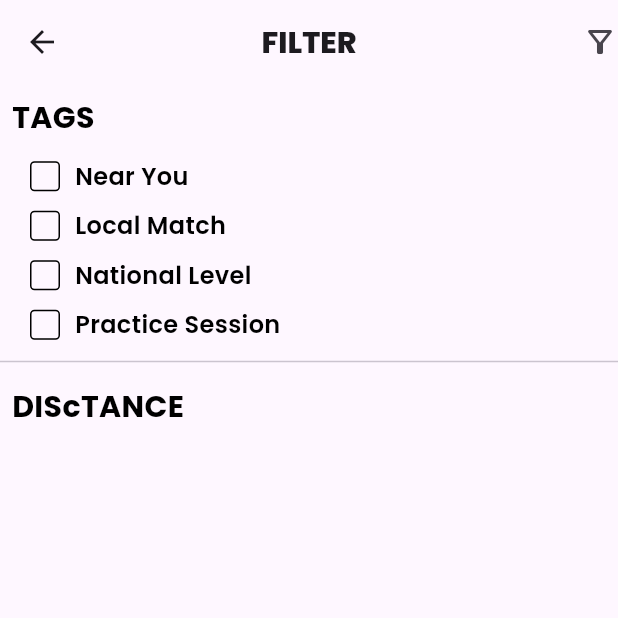
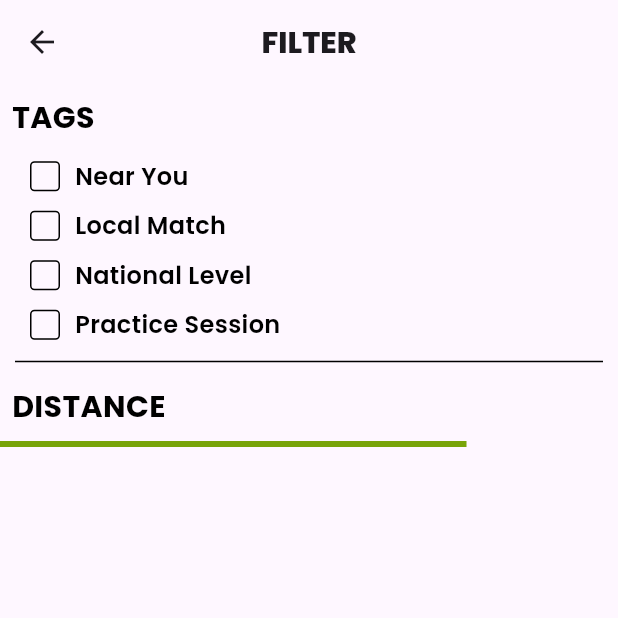
Before and after one commit to nidhamkacha/boxcricket, a Flutter app: the screen it shows after launch, on a phone screen of 412 x 824 dp, the top half of it. Run offline on Flutter 3.47's test engine with Material 3 defaults, Android fonts, the phone set to English and light mode, and no system bars; our stand-ins replace google_fonts.

Commit message:
20-2-24
Signed-off-by: Nidham Kacha <nidham78@gmail.com>

```diff
--- a/lib/EventsScreen/Filter_Screen.dart
+++ b/lib/EventsScreen/Filter_Screen.dart
@@ -19,7 +19,6 @@ class _FilterScreenState extends State<FilterScreen> {
           "FILTER",
           style: GoogleFonts.poppins(fontSize: 20, fontWeight: FontWeight.w800),
         ),
-        actions: [Icon(Icons.filter_alt_outlined)],
       ),
       body: Column(
         crossAxisAlignment: CrossAxisAlignment.start,
@@ -126,17 +125,26 @@ class _FilterScreenState extends State<FilterScreen> {
               ],
             ),
           ),
-          Divider(),
+          Divider(
+            indent: 10,
+            endIndent: 10,
+            color: Colors.black,
+          ),
           Padding(
             padding: const EdgeInsets.all(8.0),
             child: Text(
-              "DIScTANCE",
+              "DISTANCE",
               style: GoogleFonts.poppins(
                   color: Colors.black,
                   fontSize: 20,
                   fontWeight: FontWeight.w700),
             ),
           ),
+          Container(
+            height: 4,
+            width: 311,
+            color: Color(0XFF78A408),
+          )
         ],
       ),
     );
```
